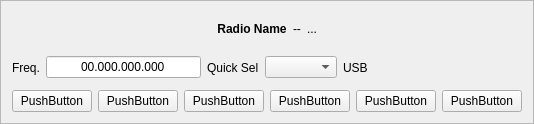
This is mqt/MqtLogger/rigcontrolframe.ui in zsteva/backup-minos2 as Qt 5 draws it before an edit. The edited form follows.
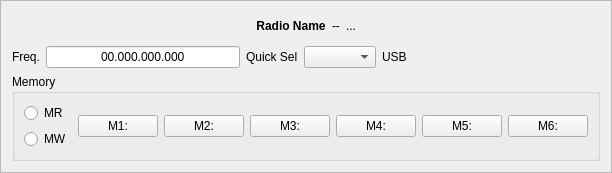
This is the edited form. Custom widgets are drawn as their Qt base class.

Commit message: added memory buttons

Patch:
```diff
--- a/mqt/MqtLogger/rigcontrolframe.ui
+++ b/mqt/MqtLogger/rigcontrolframe.ui
@@ -6,8 +6,8 @@
    <rect>
     <x>0</x>
     <y>0</y>
-    <width>501</width>
-    <height>124</height>
+    <width>576</width>
+    <height>170</height>
    </rect>
   </property>
   <property name="windowTitle">
@@ -19,7 +19,7 @@
   <property name="frameShadow">
    <enum>QFrame::Raised</enum>
   </property>
-  <layout class="QHBoxLayout" name="horizontalLayout_3">
+  <layout class="QHBoxLayout" name="horizontalLayout">
    <item>
     <layout class="QVBoxLayout" name="verticalLayout_2">
      <item>
@@ -148,53 +148,81 @@
         </layout>
        </item>
        <item>
-        <layout class="QHBoxLayout" name="horizontalLayout_5"/>
-       </item>
+        <layout class="QHBoxLayout" name="horizontalLayout_5">
+         <item>
+          <widget class="QGroupBox" name="groupBox">
+           <property name="title">
+            <string>Memory</string>
+           </property>
+           <layout class="QVBoxLayout" name="verticalLayout_3">
+            <item>
+             <layout class="QHBoxLayout" name="horizontalLayout_3">
+              <item>
+               <layout class="QVBoxLayout" name="verticalLayout_4">
+                <item>
+                 <widget class="QRadioButton" name="radioButton">
+                  <property name="text">
+                   <string>MR</string>
+                  </property>
+                 </widget>
+                </item>
+                <item>
+                 <widget class="QRadioButton" name="radioButton_2">
+                  <property name="text">
+                   <string>MW</string>
+                  </property>
+                 </widget>
+                </item>
       </layout>
      </item>
      <item>
-      <layout class="QHBoxLayout" name="horizontalLayout">
-       <item>
-        <widget class="QPushButton" name="pushButton">
+               <widget class="QPushButton" name="mem1pb">
          <property name="text">
-          <string>PushButton</string>
+                 <string>M1:</string>
          </property>
         </widget>
        </item>
        <item>
-        <widget class="QPushButton" name="pushButton_2">
+               <widget class="QPushButton" name="mem2pb">
          <property name="text">
-          <string>PushButton</string>
+                 <string>M2:</string>
          </property>
         </widget>
        </item>
        <item>
-        <widget class="QPushButton" name="pushButton_3">
+               <widget class="QPushButton" name="mem3pb">
          <property name="text">
-          <string>PushButton</string>
+                 <string>M3:</string>
          </property>
         </widget>
        </item>
        <item>
-        <widget class="QPushButton" name="pushButton_4">
+               <widget class="QPushButton" name="mem4pb">
          <property name="text">
-          <string>PushButton</string>
+                 <string>M4:</string>
          </property>
         </widget>
        </item>
        <item>
-        <widget class="QPushButton" name="pushButton_5">
+               <widget class="QPushButton" name="mem5pb">
          <property name="text">
-          <string>PushButton</string>
+                 <string>M5:</string>
          </property>
         </widget>
        </item>
        <item>
-        <widget class="QPushButton" name="pushButton_7">
+               <widget class="QPushButton" name="mem6pb">
          <property name="text">
-          <string>PushButton</string>
-         </property>
-        </widget>
+                 <string>M6:</string>
+                </property>
+               </widget>
+              </item>
+             </layout>
+            </item>
+           </layout>
+          </widget>
+         </item>
+        </layout>
        </item>
       </layout>
      </item>
```
Lines whose indentation alone changed are shown as unchanged. The commit also changes 6 other files.
